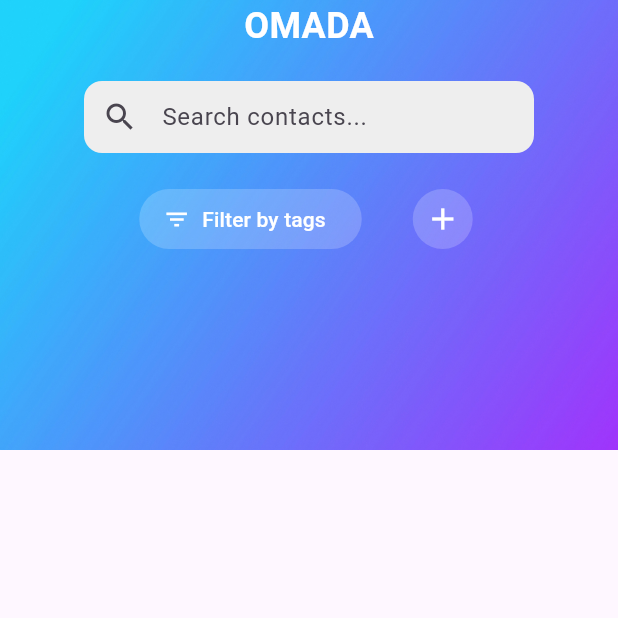
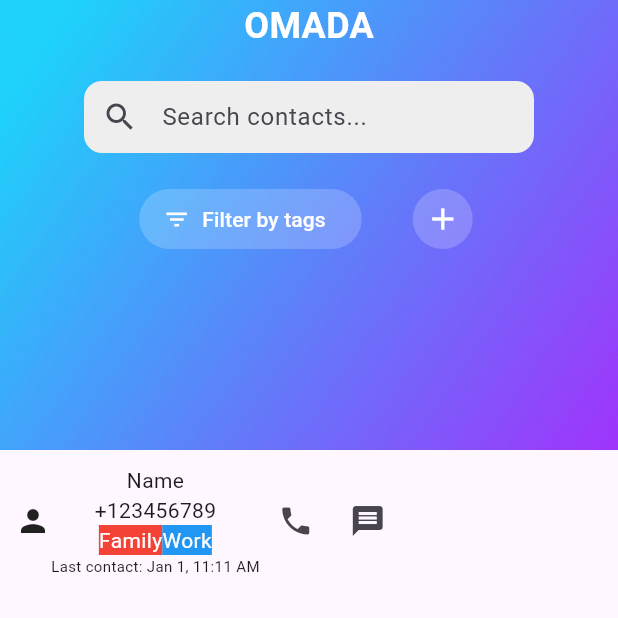
Before and after one commit to Piradon-Phuangthong/SISGroup21, a Flutter app: the screen it shows after launch, on a phone screen of 412 x 824 dp, the top half of it. Run offline on Flutter 3.47's test engine with Material 3 defaults, Android fonts, the phone set to English and light mode, and no system bars; our stand-ins replace image_picker, supabase_flutter; accounts and stored records are empty.

Commit message:
added initial contact tile

```diff
--- a/lib/screens/dashboard_banner.dart
+++ b/lib/screens/dashboard_banner.dart
@@ -11,7 +11,9 @@
 class _DashboardBannerState extends State<DashboardBanner> {
   @override
   Widget build(BuildContext context) {
-    return Container(
+    return Column(
+      children: [
+        Container(
           width: double.infinity,
           height: 300,
           decoration: BoxDecoration(
@@ -82,6 +84,66 @@
               ),
             ),
           ),
+        ),
+
+        //Contact tiles, i factorise later
+        Expanded(
+          child: Center(
+            child: ListView(
+              padding: EdgeInsets.all(10),
+              children: [
+                //each of these will be copy pasted of what will eventually become factorised list tile
+                Row(
+                  children: [
+                    //avatar photo
+                    Icon(Icons.person),
+
+                    //contact information
+                    Column(
+                      children: [
+                        Text("Name"),
+                        Text("+123456789"),
+                        Row(
+                          //tags
+                          children: [
+                            Container(
+                              color: Colors.red,
+                              child: Text(
+                                "Family",
+                                style: TextStyle(color: Colors.white),
+                              ),
+                            ),
+                            Container(
+                              color: Colors.blue,
+                              child: Text(
+                                "Work",
+                                style: TextStyle(color: Colors.white),
+                              ),
+                            ),
+                          ],
+                        ),
+
+                        Text(
+                          "Last contact: Jan 1, 11:11 AM",
+                          style: TextStyle(fontSize: 10),
+                        ),
+                      ],
+                    ),
+
+                    // message/phone
+                    Row(
+                      children: [
+                        IconButton(onPressed: () {}, icon: Icon(Icons.phone)),
+                        IconButton(onPressed: () {}, icon: Icon(Icons.message)),
+                      ],
+                    ),
+                  ],
+                ),
+              ],
+            ),
+          ),
+        ),
+      ],
     );
   }
 }
```
Lines whose indentation alone changed are shown as unchanged.
